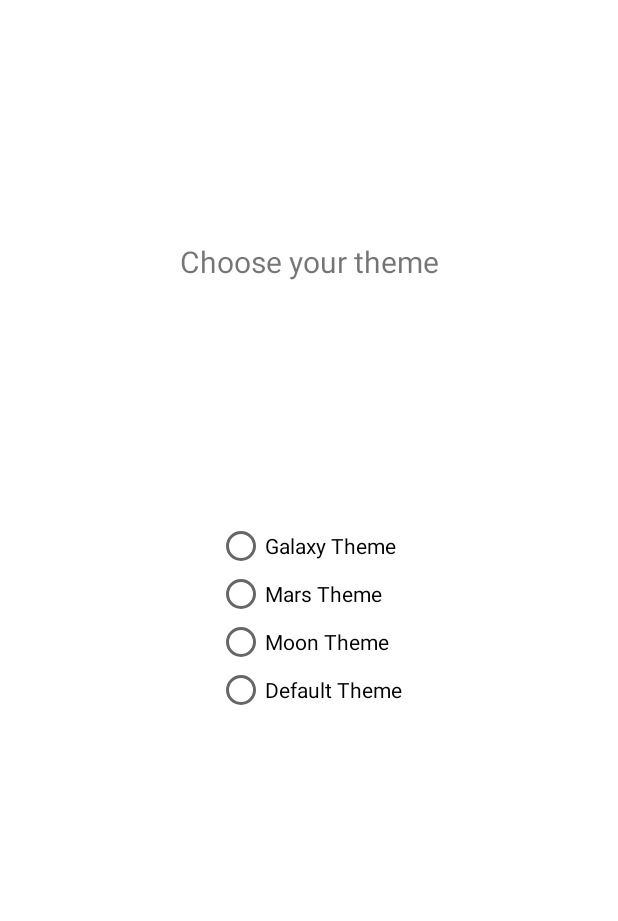
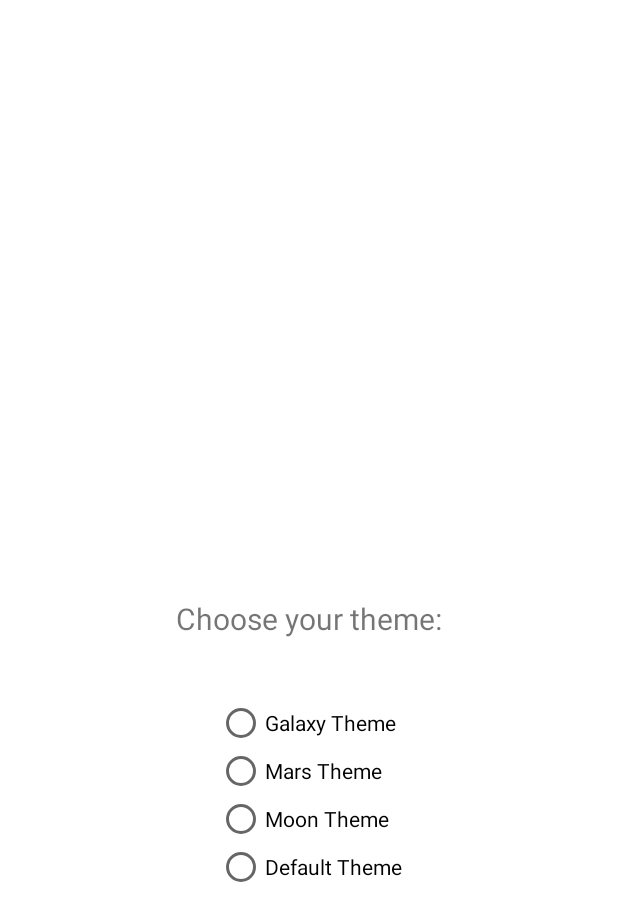
Before and after one commit to JuliaFalstaff/Nasa, an Android app: the screen it shows after launch (MainActivity), after a tap on "Settings", on a phone screen of 412 x 824 dp. Shown: the top 921 px of the screen. Run offline under Robolectric (Android 15) with nearby library versions, the phone set to English and light mode, and no system bars; pictures from the network do not load; Roboto replaces fonts that are not available here.

Commit message:
add barriers to PODFragment and SettingsFragment

```diff
--- a/app/src/main/res/layout/chips_layout.xml
+++ b/app/src/main/res/layout/chips_layout.xml
@@ -1,7 +1,6 @@
 <?xml version="1.0" encoding="utf-8"?>
 <androidx.constraintlayout.widget.ConstraintLayout xmlns:android="http://schemas.android.com/apk/res/android"
     xmlns:app="http://schemas.android.com/apk/res-auto"
-    xmlns:tools="http://schemas.android.com/tools"
     android:layout_width="match_parent"
     android:layout_height="match_parent">
 
@@ -29,6 +28,7 @@
         android:id="@+id/chipsGroup"
         android:layout_width="wrap_content"
         android:layout_height="wrap_content"
+        android:layout_marginTop="@dimen/margin_8dp"
         app:layout_constraintBottom_toTopOf="@+id/guidelineTop15"
         app:layout_constraintEnd_toStartOf="@+id/guidelineEnd"
         app:layout_constraintStart_toStartOf="@+id/guidelineStart"
--- a/app/src/main/res/layout/fragment_settings.xml
+++ b/app/src/main/res/layout/fragment_settings.xml
@@ -10,15 +10,15 @@
         android:id="@+id/radioButtonGroup"
         android:layout_width="wrap_content"
         android:layout_height="wrap_content"
-        app:layout_constraintBottom_toBottomOf="parent"
         app:layout_constraintEnd_toEndOf="parent"
         app:layout_constraintStart_toStartOf="parent"
-        app:layout_constraintTop_toTopOf="parent">
+        app:layout_constraintTop_toBottomOf="@id/barrierTextView">
 
         <com.google.android.material.radiobutton.MaterialRadioButton
             android:id="@+id/radioButtonGalaxyTheme"
             android:layout_width="wrap_content"
             android:layout_height="wrap_content"
+            android:layout_marginTop="@dimen/margin_40dp"
             android:text="@string/galaxy_theme"
             app:layout_constraintBottom_toBottomOf="parent"
             app:layout_constraintEnd_toEndOf="parent"
@@ -59,8 +59,16 @@
         android:layout_height="wrap_content"
         android:text="@string/choose_theme"
         android:textSize="@dimen/text_size_explanation"
-        app:layout_constraintBottom_toTopOf="@+id/radioButtonGroup"
+        app:layout_constraintBottom_toBottomOf="parent"
         app:layout_constraintEnd_toEndOf="parent"
         app:layout_constraintStart_toStartOf="parent"
         app:layout_constraintTop_toTopOf="parent" />
+
+    <androidx.constraintlayout.widget.Barrier
+        android:id="@+id/barrierTextView"
+        android:layout_width="wrap_content"
+        android:layout_height="wrap_content"
+        app:barrierDirection="bottom"
+        app:constraint_referenced_ids="textViewChooseTheme" />
+
 </androidx.constraintlayout.widget.ConstraintLayout>
--- a/app/src/main/res/values/strings.xml
+++ b/app/src/main/res/values/strings.xml
@@ -21,7 +21,7 @@
     <string name="moon_theme">Moon Theme</string>
     <string name="default_theme">Default Theme</string>
     <string name="apply_theme">Apply Theme</string>
-    <string name="choose_theme">Choose your theme</string>
+    <string name="choose_theme">Choose your theme:</string>
     <string name="earth_tab">Earth</string>
     <string name="mars_tab">Mars</string>
     <string name="moon_tab">Moon</string>
```
Also changed, not shown: app/src/main/res/layout/fragment_pod.xml (+9 -3 lines).
